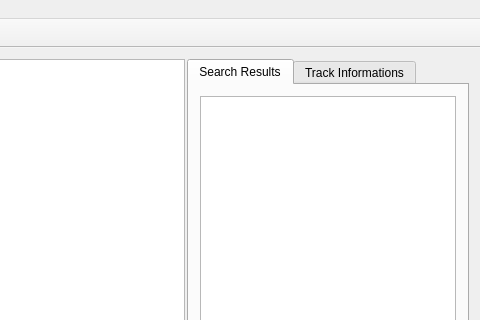
The window that uis/mainwindow.ui (alorence/tym) describes before a commit, drawn with Qt 5; both pictures show x 544 to 1024 and y 0 to 320 of the 1024 by 768 pixel window.
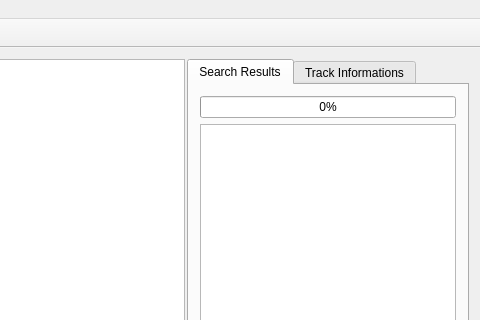
The same window after the commit. Icons and pictures are not drawn. Custom widgets are drawn as their Qt base class.

Commit message: First step of progress bar implementation

Diff of the .ui file:
```diff
--- a/uis/mainwindow.ui
+++ b/uis/mainwindow.ui
@@ -21,7 +21,7 @@
   </property>
   <widget class="QWidget" name="centralWidget">
    <layout class="QGridLayout" name="gridLayout_2">
-    <item row="0" column="0">
+    <item row="1" column="0">
      <widget class="QSplitter" name="splitter">
       <property name="enabled">
        <bool>true</bool>
@@ -88,7 +88,10 @@
          <string>Search Results</string>
         </attribute>
         <layout class="QGridLayout" name="gridLayout">
-         <item row="0" column="0">
+         <item row="2" column="0">
+          <widget class="TrackInfosView" name="trackInfos" native="true"/>
+         </item>
+         <item row="1" column="0">
           <widget class="QTableView" name="searchResultsView">
            <property name="alternatingRowColors">
             <bool>true</bool>
@@ -116,8 +119,12 @@
            </attribute>
           </widget>
          </item>
-         <item row="1" column="0">
-          <widget class="TrackInfosView" name="trackInfos" native="true"/>
+         <item row="0" column="0">
+          <widget class="QProgressBar" name="progress">
+           <property name="value">
+            <number>0</number>
+           </property>
+          </widget>
          </item>
         </layout>
        </widget>
```
The commit also changes 3 other files.
